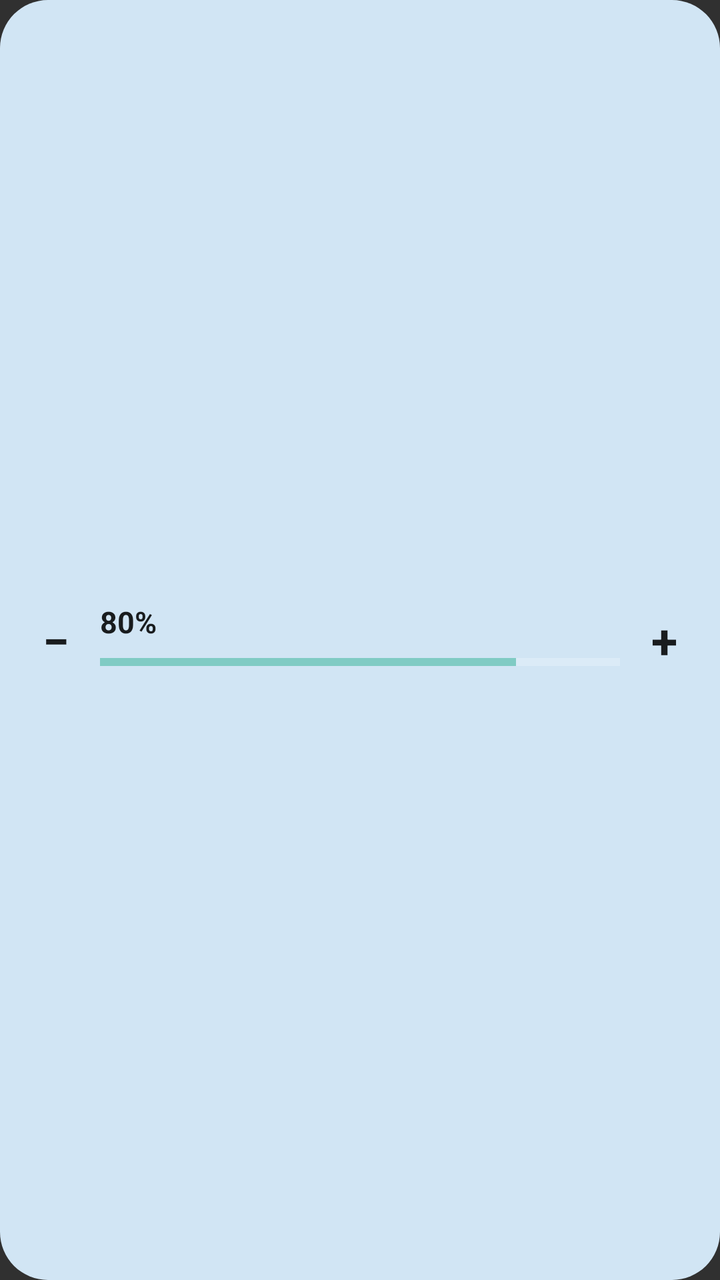
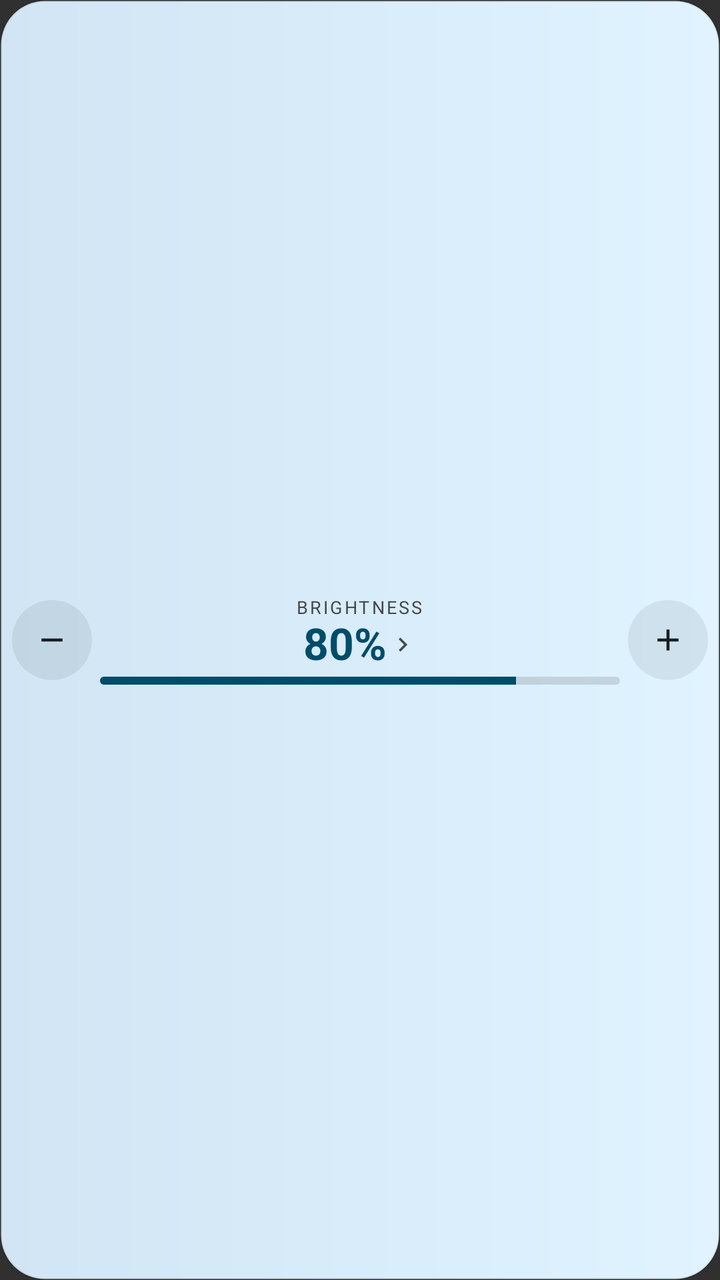

An Android layout rendered at two revisions. The XML below is the earlier revision; the diff shows what the commit changed to produce the second picture.
<!-- AndroidManifest.xml: application theme android:Theme.Material.NoActionBar -->
<!-- res/layout/widget_brightness.xml -->
<?xml version="1.0" encoding="utf-8"?>
<LinearLayout xmlns:android="http://schemas.android.com/apk/res/android"
    android:layout_width="match_parent"
    android:layout_height="match_parent"
    android:background="@drawable/widget_bg"
    android:gravity="center_vertical"
    android:orientation="horizontal"
    android:padding="6dp">

    <TextView
        android:id="@+id/widget_bright_down"
        android:layout_width="44dp"
        android:layout_height="44dp"
        android:gravity="center"
        android:text="−"
        android:textColor="@color/widget_text"
        android:textSize="24sp"
        android:textStyle="bold" />

    <LinearLayout
        android:layout_width="0dp"
        android:layout_height="wrap_content"
        android:layout_weight="1"
        android:orientation="vertical">

        <TextView
            android:id="@+id/widget_bright_value"
            android:layout_width="wrap_content"
            android:layout_height="wrap_content"
            android:text="80%"
            android:textColor="@color/widget_text"
            android:textSize="15sp"
            android:textStyle="bold" />

        <ProgressBar
            android:id="@+id/widget_bright_bar"
            style="?android:attr/progressBarStyleHorizontal"
            android:layout_width="match_parent"
            android:layout_height="wrap_content"
            android:layout_marginTop="2dp"
            android:max="100"
            android:progress="80" />
    </LinearLayout>

    <TextView
        android:id="@+id/widget_bright_up"
        android:layout_width="44dp"
        android:layout_height="44dp"
        android:gravity="center"
        android:text="+"
        android:textColor="@color/widget_text"
        android:textSize="24sp"
        android:textStyle="bold" />
</LinearLayout>
<!-- resources referenced by this layout -->
<resources>
  <color name="widget_text">#FFFFFF</color>
  <!-- drawable widget_bg (drawable) -->
  <?xml version="1.0" encoding="utf-8"?>
  <shape xmlns:android="http://schemas.android.com/apk/res/android" android:shape="rectangle">
      <corners android:radius="24dp" />
      <solid android:color="@color/widget_bg" />
  </shape>
  <color name="widget_bg">#3B2D5C</color>
</resources>

<!-- the commit's change to res/layout/widget_brightness.xml (unified diff, before → after) -->
@@ -1,54 +1,121 @@
 <?xml version="1.0" encoding="utf-8"?>
 <LinearLayout xmlns:android="http://schemas.android.com/apk/res/android"
+    android:id="@+id/widget_bright_root"
     android:layout_width="match_parent"
     android:layout_height="match_parent"
-    android:background="@drawable/widget_bg"
+    android:background="@drawable/widget_card_on"
     android:gravity="center_vertical"
     android:orientation="horizontal"
-    android:padding="6dp">
+    android:paddingStart="6dp"
+    android:paddingTop="4dp"
+    android:paddingEnd="6dp"
+    android:paddingBottom="4dp">
 
-    <TextView
+    <FrameLayout
         android:id="@+id/widget_bright_down"
-        android:layout_width="44dp"
-        android:layout_height="44dp"
-        android:gravity="center"
-        android:text="−"
-        android:textColor="@color/widget_text"
-        android:textSize="24sp"
-        android:textStyle="bold" />
+        android:layout_width="40dp"
+        android:layout_height="40dp"
+        android:background="@drawable/widget_button_bg"
+        android:contentDescription="@string/widget_dim">
+
+        <ImageView
+            android:layout_width="18dp"
+            android:layout_height="18dp"
+            android:layout_gravity="center"
+            android:importantForAccessibility="no"
+            android:src="@drawable/ic_widget_minus" />
+    </FrameLayout>
 
     <LinearLayout
+        android:id="@+id/widget_bright_center"
         android:layout_width="0dp"
         android:layout_height="wrap_content"
         android:layout_weight="1"
-        android:orientation="vertical">
+        android:gravity="center_horizontal"
+        android:orientation="vertical"
+        android:paddingStart="4dp"
+        android:paddingEnd="4dp">
 
-        <TextView
-            android:id="@+id/widget_bright_value"
+        <FrameLayout
+            android:layout_width="wrap_content"
+            android:layout_height="wrap_content">
+
+            <TextView
+                android:id="@+id/widget_bright_label"
+                style="@style/WidgetLabelText"
+                android:text="@string/widget_label_brightness" />
+
+            <TextView
+                android:id="@+id/widget_bright_label_accent"
+                style="@style/WidgetLabelText"
+                android:text="@string/widget_label_brightness"
+                android:textColor="@color/widget_accent"
+                android:visibility="gone" />
+
+            <TextView
+                android:id="@+id/widget_bright_label_error"
+                style="@style/WidgetLabelText"
+                android:text="@string/widget_label_brightness"
+                android:textColor="@color/widget_error_text"
+                android:visibility="gone" />
+        </FrameLayout>
+
+        <LinearLayout
             android:layout_width="wrap_content"
             android:layout_height="wrap_content"
-            android:text="80%"
-            android:textColor="@color/widget_text"
-            android:textSize="15sp"
-            android:textStyle="bold" />
+            android:gravity="center_vertical"
+            android:orientation="horizontal">
+
+            <FrameLayout
+                android:layout_width="wrap_content"
+                android:layout_height="wrap_content">
+
+                <TextView
+                    android:id="@+id/widget_bright_value"
+                    style="@style/WidgetValueText"
+                    android:text="80%" />
+
+                <TextView
+                    android:id="@+id/widget_bright_value_muted"
+                    style="@style/WidgetValueText"
+                    android:text="80%"
+                    android:textColor="@color/widget_text_muted"
+                    android:textSize="16sp"
+                    android:visibility="gone" />
+            </FrameLayout>
+
+            <ImageView
+                android:layout_width="14dp"
+                android:layout_height="14dp"
+                android:layout_marginStart="1dp"
+                android:importantForAccessibility="no"
+                android:src="@drawable/ic_widget_chevron" />
+        </LinearLayout>
 
         <ProgressBar
             android:id="@+id/widget_bright_bar"
             style="?android:attr/progressBarStyleHorizontal"
             android:layout_width="match_parent"
-            android:layout_height="wrap_content"
-            android:layout_marginTop="2dp"
+            android:layout_height="4dp"
+            android:layout_marginTop="3dp"
+            android:indeterminate="false"
             android:max="100"
-            android:progress="80" />
+            android:progress="80"
+            android:progressDrawable="@drawable/widget_progress" />
     </LinearLayout>
 
-    <TextView
+    <FrameLayout
         android:id="@+id/widget_bright_up"
-        android:layout_width="44dp"
-        android:layout_height="44dp"
-        android:gravity="center"
-        android:text="+"
-        android:textColor="@color/widget_text"
-        android:textSize="24sp"
-        android:textStyle="bold" />
+        android:layout_width="40dp"
+        android:layout_height="40dp"
+        android:background="@drawable/widget_button_bg"
+        android:contentDescription="@string/widget_brighten">
+
+        <ImageView
+            android:layout_width="18dp"
+            android:layout_height="18dp"
+            android:layout_gravity="center"
+            android:importantForAccessibility="no"
+            android:src="@drawable/ic_widget_plus" />
+    </FrameLayout>
 </LinearLayout>
<!-- resource entries referenced after the edit -->
@@ -1,12 +1,127 @@
 <!-- resources referenced by this layout -->
 <resources>
-  <color name="widget_text">#FFFFFF</color>
-  <!-- drawable widget_bg (drawable) -->
+  <color name="widget_accent">#D8C7FF</color>
+  <color name="widget_error_text">#FFB4AB</color>
+  <color name="widget_text_muted">#BFB5D4</color>
+  <!-- drawable ic_widget_chevron (drawable) -->
   <?xml version="1.0" encoding="utf-8"?>
-  <shape xmlns:android="http://schemas.android.com/apk/res/android" android:shape="rectangle">
-      <corners android:radius="24dp" />
-      <solid android:color="@color/widget_bg" />
-  </shape>
-  <color name="widget_bg">#3B2D5C</color>
+  <vector xmlns:android="http://schemas.android.com/apk/res/android"
+      android:width="24dp"
+      android:height="24dp"
+      android:viewportWidth="24"
+      android:viewportHeight="24"
+      android:tint="@color/widget_text_muted">
+      <path
+          android:fillColor="#FFFFFF"
+          android:pathData="M10,6L8.59,7.41 13.17,12l-4.58,4.59L10,18l6,-6z" />
+  </vector>
+  <!-- drawable ic_widget_minus (drawable) -->
+  <?xml version="1.0" encoding="utf-8"?>
+  <vector xmlns:android="http://schemas.android.com/apk/res/android"
+      android:width="24dp"
+      android:height="24dp"
+      android:viewportWidth="24"
+      android:viewportHeight="24"
+      android:tint="@color/widget_text">
+      <path
+          android:fillColor="#FFFFFF"
+          android:pathData="M19,13H5v-2h14v2z" />
+  </vector>
+  <!-- drawable ic_widget_plus (drawable) -->
+  <?xml version="1.0" encoding="utf-8"?>
+  <vector xmlns:android="http://schemas.android.com/apk/res/android"
+      android:width="24dp"
+      android:height="24dp"
+      android:viewportWidth="24"
+      android:viewportHeight="24"
+      android:tint="@color/widget_text">
+      <path
+          android:fillColor="#FFFFFF"
+          android:pathData="M19,13h-6v6h-2v-6H5v-2h6V5h2v6h6v2z" />
+  </vector>
+  <!-- drawable widget_button_bg (drawable) -->
+  <?xml version="1.0" encoding="utf-8"?>
+  <ripple xmlns:android="http://schemas.android.com/apk/res/android"
+      android:color="@color/widget_button_ripple">
+      <item android:id="@android:id/mask">
+          <shape android:shape="oval">
+              <solid android:color="#FFFFFFFF" />
+          </shape>
+      </item>
+      <item>
+          <shape android:shape="oval">
+              <solid android:color="@color/widget_button_base" />
+          </shape>
+      </item>
+  </ripple>
+  <!-- drawable widget_card_on (drawable) -->
+  <?xml version="1.0" encoding="utf-8"?>
+  <ripple xmlns:android="http://schemas.android.com/apk/res/android"
+      android:color="@color/widget_button_ripple">
+      <item android:id="@android:id/mask">
+          <shape android:shape="rectangle">
+              <corners android:radius="22dp" />
+              <solid android:color="#FFFFFFFF" />
+          </shape>
+      </item>
+      <item>
+          <shape android:shape="rectangle">
+              <corners android:radius="22dp" />
+              <gradient
+                  android:angle="0"
+                  android:endColor="@color/widget_card_on_end"
+                  android:startColor="@color/widget_card_on_start" />
+              <stroke
+                  android:width="1dp"
+                  android:color="@color/widget_card_stroke" />
+          </shape>
+      </item>
+  </ripple>
+  <!-- drawable widget_progress (drawable) -->
+  <?xml version="1.0" encoding="utf-8"?>
+  <layer-list xmlns:android="http://schemas.android.com/apk/res/android">
+      <item android:id="@android:id/background">
+          <shape android:shape="rectangle">
+              <corners android:radius="2dp" />
+              <solid android:color="@color/widget_track" />
+          </shape>
+      </item>
+      <item android:id="@android:id/progress">
+          <clip>
+              <shape android:shape="rectangle">
+                  <corners android:radius="2dp" />
+                  <solid android:color="@color/widget_accent" />
+              </shape>
+          </clip>
+      </item>
+  </layer-list>
+  <string name="widget_brighten">Brighten</string>
+  <string name="widget_dim">Dim</string>
+  <string name="widget_label_brightness">BRIGHTNESS</string>
+  <style name="WidgetLabelText">
+          <item name="android:layout_width">wrap_content</item>
+          <item name="android:layout_height">wrap_content</item>
+          <item name="android:ellipsize">end</item>
+          <item name="android:letterSpacing">0.12</item>
+          <item name="android:maxLines">1</item>
+          <item name="android:textColor">@color/widget_text_muted</item>
+          <item name="android:textSize">9sp</item>
+      </style>
+  <style name="WidgetValueText">
+          <item name="android:layout_width">wrap_content</item>
+          <item name="android:layout_height">wrap_content</item>
+          <item name="android:fontFeatureSettings">tnum</item>
+          <item name="android:includeFontPadding">false</item>
+          <item name="android:textColor">@color/widget_accent</item>
+          <item name="android:textSize">22sp</item>
+          <item name="android:textStyle">bold</item>
+      </style>
+  <color name="widget_text">#F4EFFF</color>
+  <color name="widget_button_ripple">#33FFFFFF</color>
+  <color name="widget_button_base">#1FFFFFFF</color>
+  <color name="widget_card_on_end">#241C39</color>
+  <color name="widget_card_on_start">#3B2F5C</color>
+  <color name="widget_card_stroke">#26FFFFFF</color>
+  <color name="widget_track">#2EFFFFFF</color>
 </resources>
 
